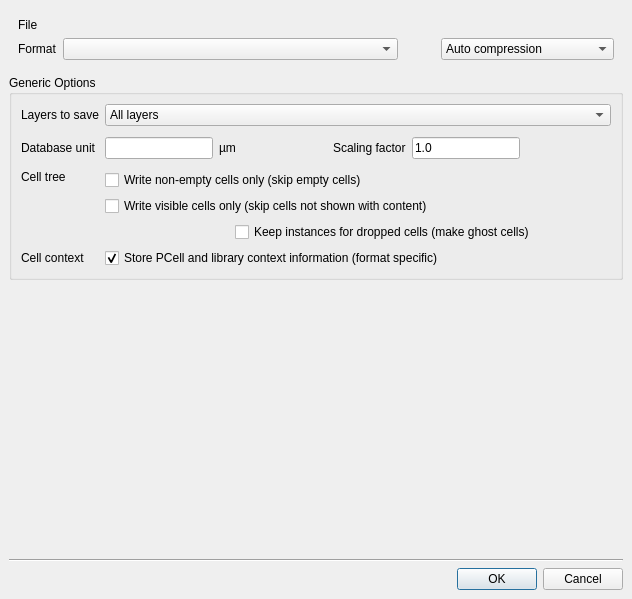
This is src/laybasic/laybasic/SaveLayoutAsOptionsDialog.ui in KLayout/klayout as Qt 5 draws it before an edit. The edited form follows.
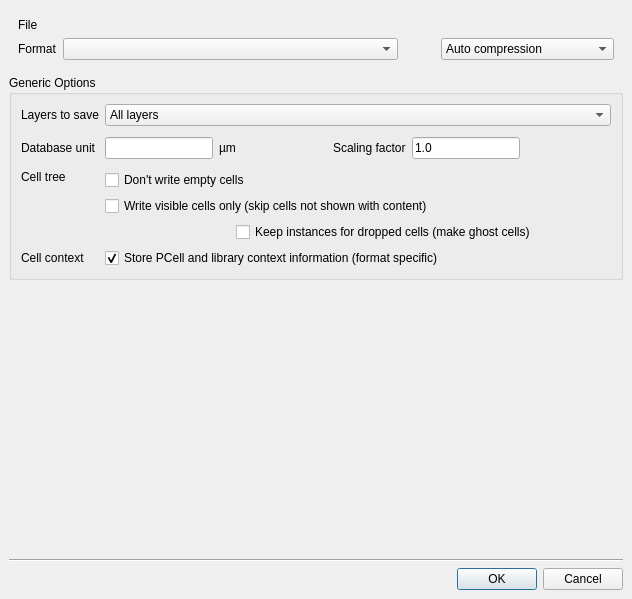
This is the edited form.

Commit message: Rephrase confusing option in 'save as' dialog.

Diff of the .ui file:
```diff
--- a/src/laybasic/laybasic/SaveLayoutAsOptionsDialog.ui
+++ b/src/laybasic/laybasic/SaveLayoutAsOptionsDialog.ui
@@ -195,19 +195,10 @@
          <property name="spacing" >
           <number>6</number>
          </property>
-         <item row="0" column="0" colspan="3" >
-          <widget class="QCheckBox" name="no_empty_cells_cb" >
-           <property name="text" >
-            <string>Write non-empty cells only (skip empty cells)</string>
-           </property>
-          </widget>
-         </item>
-         <item row="1" column="0" colspan="4" >
-          <widget class="QCheckBox" name="no_hidden_cells_cb" >
-           <property name="sizePolicy" >
-            <sizepolicy>
-             <hsizetype>1</hsizetype>
-             <vsizetype>0</vsizetype>
+         <item row="1" column="0" colspan="4">
+          <widget class="QCheckBox" name="no_hidden_cells_cb">
+           <property name="sizePolicy">
+            <sizepolicy hsizetype="Minimum" vsizetype="Fixed">
              <horstretch>0</horstretch>
              <verstretch>0</verstretch>
             </sizepolicy>
@@ -217,12 +208,10 @@
            </property>
           </widget>
          </item>
-         <item row="2" column="1" colspan="3" >
-          <widget class="QCheckBox" name="keep_instances_cb" >
-           <property name="sizePolicy" >
-            <sizepolicy>
-             <hsizetype>7</hsizetype>
-             <vsizetype>0</vsizetype>
+         <item row="2" column="1" colspan="3">
+          <widget class="QCheckBox" name="keep_instances_cb">
+           <property name="sizePolicy">
+            <sizepolicy hsizetype="Expanding" vsizetype="Fixed">
              <horstretch>0</horstretch>
              <verstretch>0</verstretch>
             </sizepolicy>
@@ -248,6 +237,13 @@
            </property>
           </spacer>
          </item>
+         <item row="0" column="0" colspan="4">
+          <widget class="QCheckBox" name="no_empty_cells_cb">
+           <property name="text">
+            <string>Don't write empty cells</string>
+           </property>
+          </widget>
+         </item>
         </layout>
        </widget>
       </item>
```
Left out of the diff: 281 changed lines with no effect on the pictures.
